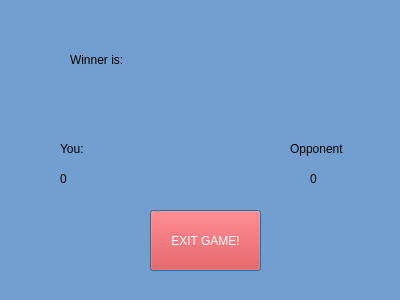
Above: GUI/EndGameWindow.ui from dnestorovic/Yamb before the change. Below: the same form after it.
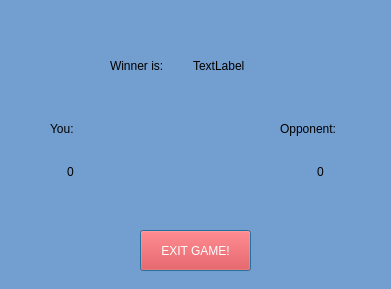
That is the form after the change.

The edit to the form file:
```diff
--- a/GUI/EndGameWindow.ui
+++ b/GUI/EndGameWindow.ui
@@ -9,8 +9,8 @@
    <rect>
     <x>0</x>
     <y>0</y>
-    <width>400</width>
-    <height>300</height>
+    <width>391</width>
+    <height>289</height>
    </rect>
   </property>
   <property name="windowTitle">
@@ -22,78 +22,13 @@
   <property name="modal">
    <bool>true</bool>
   </property>
-  <widget class="QLabel" name="label">
-   <property name="geometry">
-    <rect>
-     <x>60</x>
-     <y>140</y>
-     <width>31</width>
-     <height>17</height>
-    </rect>
-   </property>
-   <property name="text">
-    <string>You:</string>
-   </property>
-  </widget>
-  <widget class="QLabel" name="label_2">
-   <property name="geometry">
-    <rect>
-     <x>290</x>
-     <y>140</y>
-     <width>71</width>
-     <height>17</height>
-    </rect>
-   </property>
-   <property name="text">
-    <string>Opponent</string>
-   </property>
-  </widget>
-  <widget class="QLabel" name="label_3">
-   <property name="geometry">
-    <rect>
-     <x>60</x>
-     <y>170</y>
-     <width>67</width>
-     <height>17</height>
-    </rect>
-   </property>
-   <property name="text">
-    <string>0</string>
-   </property>
-  </widget>
-  <widget class="QLabel" name="label_4">
-   <property name="geometry">
-    <rect>
-     <x>310</x>
-     <y>170</y>
-     <width>16</width>
-     <height>17</height>
-    </rect>
-   </property>
-   <property name="text">
-    <string>0</string>
-   </property>
-  </widget>
-  <widget class="QLabel" name="label_5">
-   <property name="geometry">
-    <rect>
-     <x>70</x>
-     <y>50</y>
-     <width>251</width>
-     <height>20</height>
-    </rect>
-   </property>
-   <property name="text">
-    <string>Winner is: </string>
-   </property>
-  </widget>
   <widget class="QPushButton" name="btnExitGame">
    <property name="geometry">
     <rect>
-     <x>150</x>
-     <y>210</y>
+     <x>140</x>
+     <y>230</y>
      <width>111</width>
-     <height>61</height>
+     <height>41</height>
     </rect>
    </property>
    <property name="styleSheet">
@@ -104,6 +39,90 @@
     <string>EXIT GAME!</string>
    </property>
   </widget>
+  <widget class="QWidget" name="horizontalLayoutWidget">
+   <property name="geometry">
+    <rect>
+     <x>110</x>
+     <y>50</y>
+     <width>160</width>
+     <height>31</height>
+    </rect>
+   </property>
+   <layout class="QHBoxLayout" name="horizontalLayout">
+    <item>
+     <widget class="QLabel" name="label_5">
+      <property name="text">
+       <string>Winner is: </string>
+      </property>
+     </widget>
+    </item>
+    <item>
+     <widget class="QLabel" name="labelWinner">
+      <property name="text">
+       <string>TextLabel</string>
+      </property>
+     </widget>
+    </item>
+   </layout>
+  </widget>
+  <widget class="QWidget" name="verticalLayoutWidget">
+   <property name="geometry">
+    <rect>
+     <x>50</x>
+     <y>110</y>
+     <width>41</width>
+     <height>80</height>
+    </rect>
+   </property>
+   <layout class="QVBoxLayout" name="verticalLayout">
+    <item>
+     <widget class="QLabel" name="label">
+      <property name="text">
+       <string>You:</string>
+      </property>
+     </widget>
+    </item>
+    <item>
+     <widget class="QLabel" name="label_3">
+      <property name="text">
+       <string>0</string>
+      </property>
+      <property name="alignment">
+       <set>Qt::AlignCenter</set>
+      </property>
+     </widget>
+    </item>
+   </layout>
+  </widget>
+  <widget class="QWidget" name="verticalLayoutWidget_2">
+   <property name="geometry">
+    <rect>
+     <x>280</x>
+     <y>110</y>
+     <width>81</width>
+     <height>80</height>
+    </rect>
+   </property>
+   <layout class="QVBoxLayout" name="verticalLayout_2">
+    <item>
+     <widget class="QLabel" name="label_2">
+      <property name="text">
+       <string>Opponent:</string>
+      </property>
+     </widget>
+    </item>
+    <item>
+     <widget class="QLabel" name="label_4">
+      <property name="text">
+       <string>0</string>
+      </property>
+      <property name="alignment">
+       <set>Qt::AlignCenter</set>
+      </property>
+     </widget>
+    </item>
+   </layout>
+  </widget>
  </widget>
  <resources/>
  <connections/>
```
